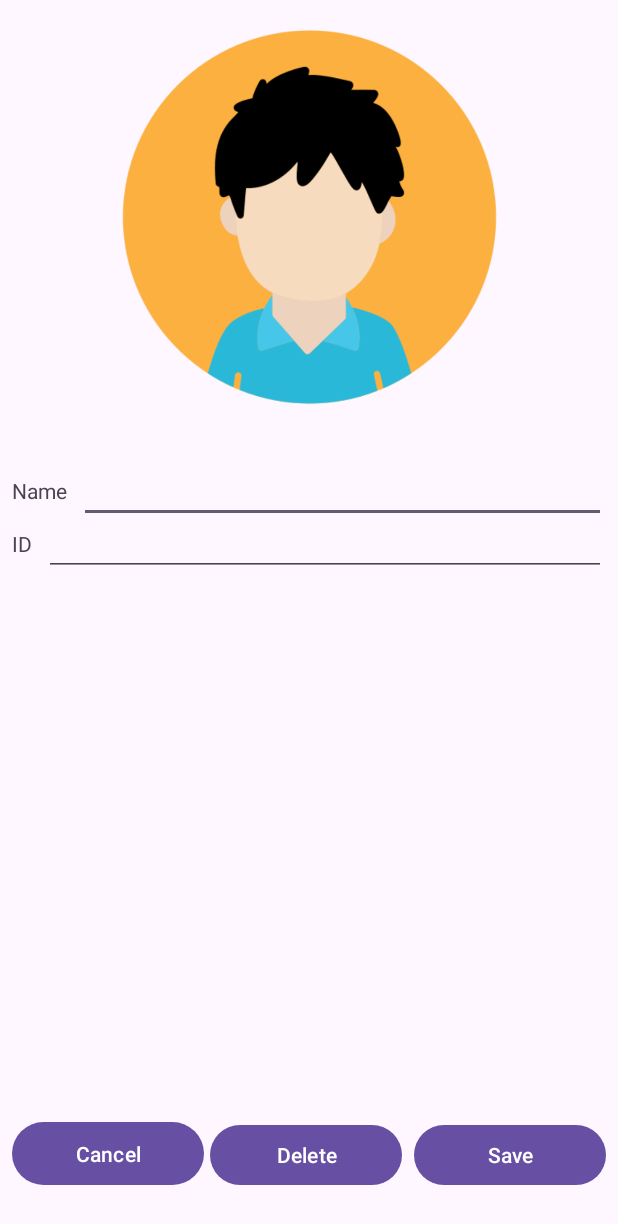
After one commit to dorshul/Assignment2-StudentApp, an Android app: the EditStudentActivity screen opened directly, with no data from a screen before it, on a phone screen of 412 x 824 dp. The commit adds this screen. Shown: the top 1224 px of the screen. Run offline under Robolectric (Android 15) with nearby library versions, the phone set to English and light mode, and no system bars; 1 statement that could not run was skipped.

Commit message:
feat(): add edit screen

```diff
--- a/app/src/main/AndroidManifest.xml
+++ b/app/src/main/AndroidManifest.xml
@@ -13,11 +13,14 @@
         android:theme="@style/Theme.Assignment2_StudentApp"
         tools:targetApi="31">
         <activity
+            android:name=".EditStudentActivity"
+            android:exported="false" />
+        <activity
             android:name=".AddStudentActivity"
             android:exported="false" />
         <activity
             android:name=".StudentDetailsActivity"
-            android:exported="true"></activity>
+            android:exported="true" />
         <activity
             android:name=".StudentsRecyclerViewActivity"
             android:exported="true">
--- /dev/null
+++ b/app/src/main/java/com/example/assignment2_studentapp/EditStudentActivity.kt
@@ -0,0 +1,68 @@
+package com.example.assignment2_studentapp
+
+import android.content.Intent
+import android.os.Bundle
+import android.widget.Button
+import android.widget.EditText
+import android.widget.Toast
+import androidx.appcompat.app.AppCompatActivity
+import com.example.assignment2_studentapp.model.Model
+import com.example.assignment2_studentapp.model.Student
+
+class EditStudentActivity : AppCompatActivity() {
+
+    private var position: Int = -1
+
+    override fun onCreate(savedInstanceState: Bundle?) {
+        super.onCreate(savedInstanceState)
+        setContentView(R.layout.activity_edit_student)
+
+        val nameInput: EditText = findViewById(R.id.activity_edit_student_name_edit_text)
+        val idInput: EditText = findViewById(R.id.activity_edit_student_id_edit_text)
+        val saveButton: Button = findViewById(R.id.activity_edit_student_save_button)
+        val cancelButton: Button = findViewById(R.id.activity_edit_student_cancel_button)
+        val deleteButton: Button = findViewById(R.id.activity_edit_student_delete_button)
+
+        // Retrieve the student details from the intent
+        position = intent.getIntExtra("position", -1)
+        if (position >= 0) {
+            val student = Model.shared.students[position]
+            nameInput.setText(student.name)
+            idInput.setText(student.id)
+        } else {
+            Toast.makeText(this, "Invalid student position", Toast.LENGTH_SHORT).show()
+            finish()
+        }
+
+        // Save button functionality
+        saveButton.setOnClickListener {
+            val updatedName = nameInput.text.toString()
+            val updatedId = idInput.text.toString()
+
+            if (updatedName.isBlank() || updatedId.isBlank()) {
+                Toast.makeText(this, "All fields are required!", Toast.LENGTH_SHORT).show()
+                return@setOnClickListener
+            }
+
+            // Update the student in the shared model
+            val previousStudent = Model.shared.students[position]
+            val updatedStudent = Student(updatedName, updatedId, previousStudent.avatarUrl, previousStudent.isChecked)
+            Model.shared.students[position] = updatedStudent
+
+            Toast.makeText(this, "Student updated successfully!", Toast.LENGTH_SHORT).show()
+            finish() // Close the activity and return
+        }
+
+        // Cancel button functionality
+        cancelButton.setOnClickListener {
+            finish() // Close the activity without saving changes
+        }
+
+        // Delete button functionality
+        deleteButton.setOnClickListener {
+            Model.shared.students.removeAt(position)
+            Toast.makeText(this, "Student deleted successfully!", Toast.LENGTH_SHORT).show()
+            finish() // Close the activity and return
+        }
+    }
+}
--- a/app/src/main/java/com/example/assignment2_studentapp/StudentDetailsActivity.kt
+++ b/app/src/main/java/com/example/assignment2_studentapp/StudentDetailsActivity.kt
@@ -1,7 +1,9 @@
 package com.example.assignment2_studentapp
 
+import android.content.Intent
 import android.os.Bundle
 import android.util.Log
+import android.widget.Button
 import android.widget.CheckBox
 import android.widget.TextView
 import androidx.activity.enableEdgeToEdge
@@ -22,7 +24,15 @@ class StudentDetailsActivity : AppCompatActivity() {
         }
 
         val position = intent.getIntExtra("position", 0)
-        val student = Model.shared.students.get(position)
+        val student = Model.shared.students[position]
+
+        val editButton: Button = findViewById(R.id.student_details_edit_button)
+        editButton.setOnClickListener {
+            val intent = Intent(this, EditStudentActivity::class.java)
+            intent.putExtra("position", position)
+            startActivity(intent)
+        }
+
 
         val nameView: TextView = findViewById(R.id.students_details_name_value)
         nameView.text = student.name
--- /dev/null
+++ b/app/src/main/res/layout/activity_edit_student.xml
@@ -0,0 +1,94 @@
+<?xml version="1.0" encoding="utf-8"?>
+<androidx.constraintlayout.widget.ConstraintLayout xmlns:android="http://schemas.android.com/apk/res/android"
+    xmlns:app="http://schemas.android.com/apk/res-auto"
+    xmlns:tools="http://schemas.android.com/tools"
+    android:id="@+id/main"
+    android:layout_width="match_parent"
+    android:layout_height="match_parent"
+    tools:context=".AddStudentActivity">
+
+    <ImageView
+        android:id="@+id/imageView2"
+        android:layout_width="274dp"
+        android:layout_height="289dp"
+        app:layout_constraintEnd_toEndOf="parent"
+        app:layout_constraintStart_toStartOf="parent"
+        app:layout_constraintTop_toTopOf="parent"
+        app:srcCompat="@drawable/avatar" />
+
+    <TextView
+        android:id="@+id/textView6"
+        android:layout_width="wrap_content"
+        android:layout_height="wrap_content"
+        android:layout_marginStart="8dp"
+        android:layout_marginTop="28dp"
+        android:text="Name"
+        app:layout_constraintStart_toStartOf="parent"
+        app:layout_constraintTop_toBottomOf="@+id/imageView2" />
+
+    <EditText
+        android:id="@+id/activity_edit_student_name_edit_text"
+        android:layout_width="0dp"
+        android:layout_height="wrap_content"
+        android:layout_marginStart="8dp"
+        android:layout_marginEnd="8dp"
+        android:ems="10"
+        android:inputType="text"
+        app:layout_constraintBaseline_toBaselineOf="@+id/textView6"
+        app:layout_constraintEnd_toEndOf="parent"
+        app:layout_constraintStart_toEndOf="@+id/textView6" />
+
+    <TextView
+        android:id="@+id/textView7"
+        android:layout_width="wrap_content"
+        android:layout_height="wrap_content"
+        android:layout_marginTop="16dp"
+        android:text="ID"
+        app:layout_constraintStart_toStartOf="@+id/textView6"
+        app:layout_constraintTop_toBottomOf="@+id/textView6" />
+
+    <EditText
+        android:id="@+id/activity_edit_student_id_edit_text"
+        android:layout_width="0dp"
+        android:layout_height="wrap_content"
+        android:layout_marginStart="8dp"
+        android:layout_marginEnd="8dp"
+        android:ems="10"
+        android:inputType="text"
+        app:layout_constraintBaseline_toBaselineOf="@+id/textView7"
+        app:layout_constraintEnd_toEndOf="parent"
+        app:layout_constraintStart_toEndOf="@+id/textView7" />
+
+    <Button
+        android:id="@+id/activity_edit_student_save_button"
+        android:layout_width="0dp"
+        android:layout_height="wrap_content"
+        android:layout_marginStart="4dp"
+        android:layout_marginEnd="8dp"
+        android:text="Save"
+        app:layout_constraintBaseline_toBaselineOf="@+id/activity_edit_student_delete_button"
+        app:layout_constraintEnd_toEndOf="parent"
+        app:layout_constraintStart_toEndOf="@+id/activity_edit_student_delete_button" />
+
+    <Button
+        android:id="@+id/activity_edit_student_cancel_button"
+        android:layout_width="0dp"
+        android:layout_height="50dp"
+        android:layout_marginStart="8dp"
+        android:layout_marginEnd="4dp"
+        android:text="Cancel"
+        app:layout_constraintBottom_toBottomOf="@+id/activity_edit_student_delete_button"
+        app:layout_constraintEnd_toStartOf="@+id/activity_edit_student_delete_button"
+        app:layout_constraintStart_toStartOf="parent" />
+
+    <Button
+        android:id="@+id/activity_edit_student_delete_button"
+        android:layout_width="0dp"
+        android:layout_height="wrap_content"
+        android:layout_marginEnd="4dp"
+        android:layout_marginBottom="30dp"
+        android:text="Delete"
+        app:layout_constraintBottom_toBottomOf="parent"
+        app:layout_constraintEnd_toStartOf="@+id/activity_edit_student_save_button"
+        app:layout_constraintStart_toEndOf="@+id/activity_edit_student_cancel_button" />
+</androidx.constraintlayout.widget.ConstraintLayout>
```
